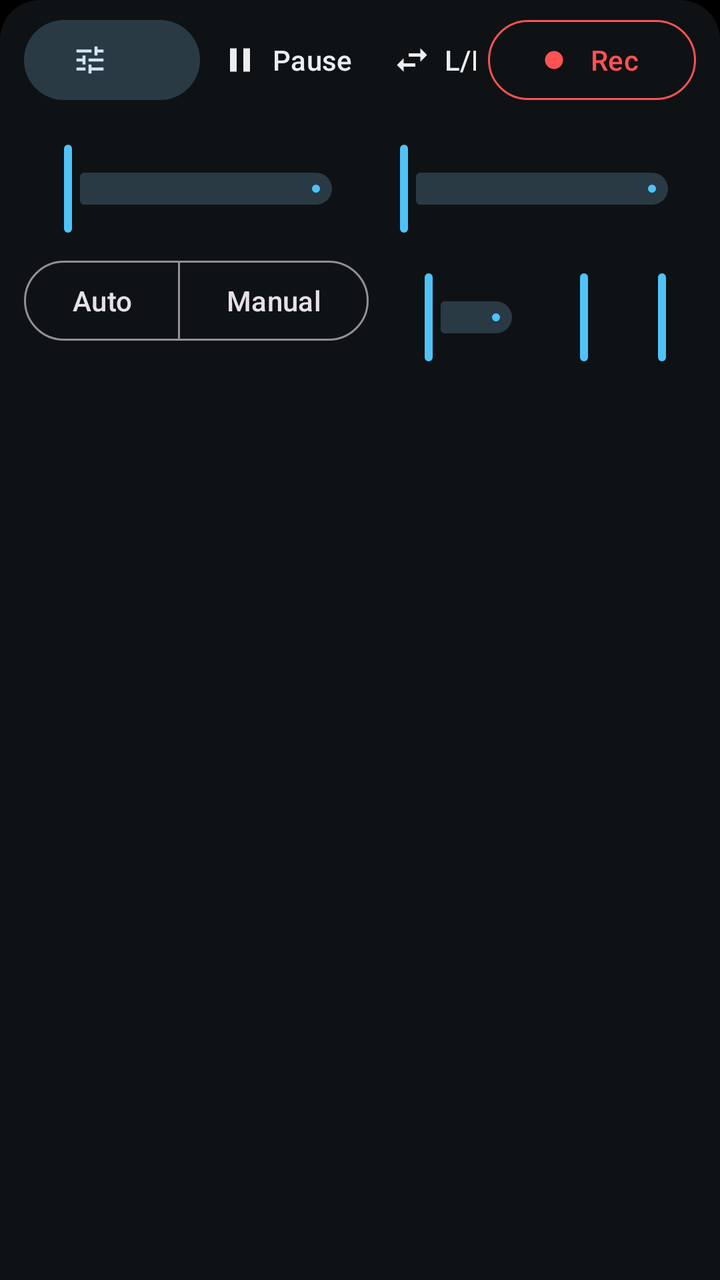
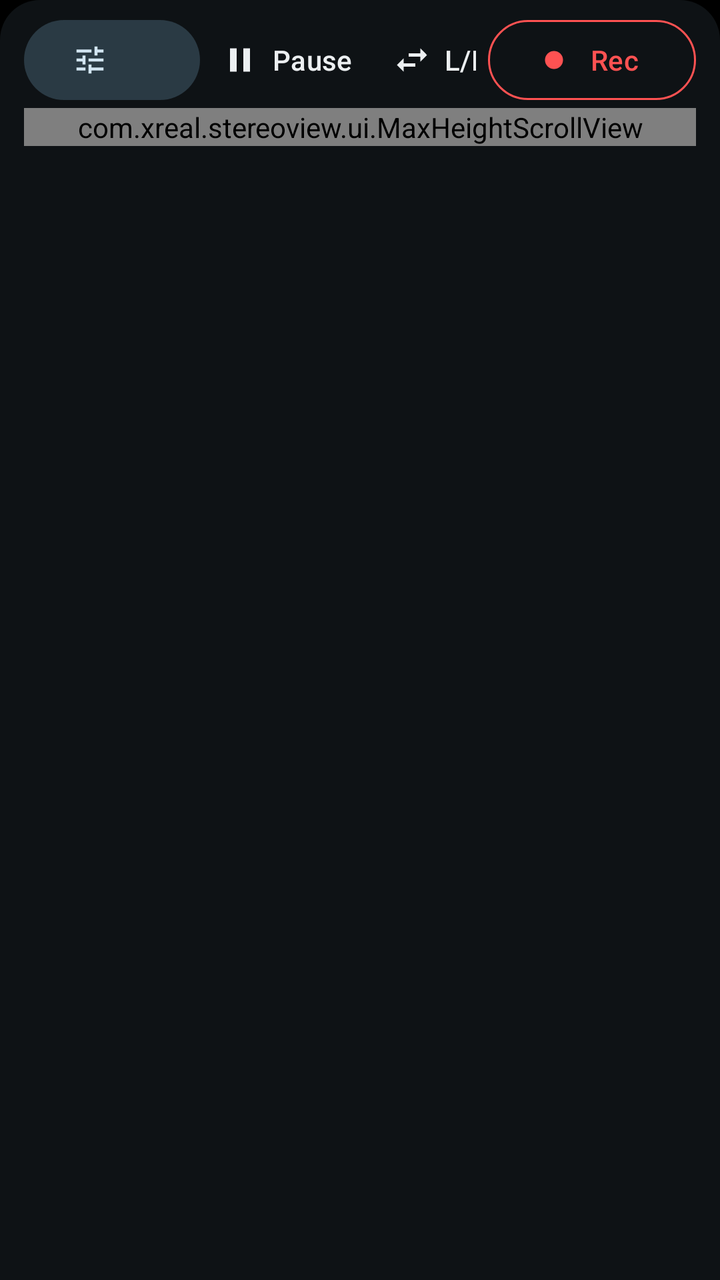

Compare the two renders of this Android layout. The source of the first and the diff that turns it into the second are given below.
<!-- AndroidManifest.xml: application theme Theme.StereoView -->
<!-- res/layout/overlay_controls.xml -->
<?xml version="1.0" encoding="utf-8"?>
<LinearLayout xmlns:android="http://schemas.android.com/apk/res/android"
    xmlns:app="http://schemas.android.com/apk/res-auto"
    android:layout_width="match_parent"
    android:layout_height="wrap_content"
    android:background="@drawable/bg_panel"
    android:orientation="vertical"
    android:paddingHorizontal="12dp"
    android:paddingTop="6dp"
    android:paddingBottom="6dp">

    
    <LinearLayout
        android:id="@+id/toolbarRow"
        android:layout_width="match_parent"
        android:layout_height="wrap_content"
        android:gravity="center_vertical"
        android:orientation="horizontal">

        <com.google.android.material.button.MaterialButton
            android:id="@+id/profileButton"
            style="@style/Widget.Material3.Button.TonalButton"
            android:layout_width="wrap_content"
            android:layout_height="wrap_content"
            android:maxWidth="220dp"
            android:ellipsize="end"
            android:maxLines="1"
            android:textAllCaps="false"
            app:icon="@drawable/ic_profile"
            app:iconSize="18dp" />

        
        <HorizontalScrollView
            android:id="@+id/actionsScroll"
            android:layout_width="0dp"
            android:layout_height="wrap_content"
            android:layout_weight="1"
            android:fillViewport="true"
            android:scrollbars="none">

            <LinearLayout
                android:id="@+id/actionsRow"
                android:layout_width="match_parent"
                android:layout_height="wrap_content"
                android:gravity="end|center_vertical"
                android:orientation="horizontal">

                <com.google.android.material.button.MaterialButton
                    android:id="@+id/playButton"
                    style="@style/Widget.StereoView.ToolButton"
                    android:layout_width="wrap_content"
                    android:layout_height="wrap_content"
                    android:text="@string/pause"
                    app:icon="@drawable/ic_pause" />

                <com.google.android.material.button.MaterialButton
                    android:id="@+id/swapButton"
                    style="@style/Widget.StereoView.ToolButton"
                    android:layout_width="wrap_content"
                    android:layout_height="wrap_content"
                    android:text="@string/swap"
                    app:icon="@drawable/ic_swap" />

                <com.google.android.material.button.MaterialButton
                    android:id="@+id/scaleButton"
                    style="@style/Widget.StereoView.ToolButton"
                    android:layout_width="wrap_content"
                    android:layout_height="wrap_content" />

                <com.google.android.material.button.MaterialButton
                    android:id="@+id/alignButton"
                    style="@style/Widget.StereoView.ToolButton"
                    android:layout_width="wrap_content"
                    android:layout_height="wrap_content"
                    android:text="@string/align"
                    app:icon="@drawable/ic_align" />

                <com.google.android.material.button.MaterialButton
                    android:id="@+id/hudButton"
                    style="@style/Widget.StereoView.ToolButton"
                    android:layout_width="wrap_content"
                    android:layout_height="wrap_content"
                    android:text="@string/hud" />

                <com.google.android.material.button.MaterialButton
                    android:id="@+id/infoButton"
                    style="@style/Widget.StereoView.ToolButton"
                    android:layout_width="wrap_content"
                    android:layout_height="wrap_content"
                    android:contentDescription="@string/info"
                    app:icon="@drawable/ic_info" />

                <com.google.android.material.button.MaterialButton
                    android:id="@+id/settingsButton"
                    style="@style/Widget.StereoView.ToolButton"
                    android:layout_width="wrap_content"
                    android:layout_height="wrap_content"
                    android:contentDescription="@string/settings"
                    app:icon="@drawable/ic_settings" />

                <com.google.android.material.button.MaterialButton
                    android:id="@+id/collapseButton"
                    style="@style/Widget.StereoView.ToolButton"
                    android:layout_width="wrap_content"
                    android:layout_height="wrap_content"
                    android:contentDescription="@string/collapse"
                    app:icon="@drawable/ic_expand_more" />
            </LinearLayout>
        </HorizontalScrollView>

        <com.google.android.material.button.MaterialButton
            android:id="@+id/recordButton"
            style="@style/Widget.Material3.Button.OutlinedButton"
            android:layout_width="wrap_content"
            android:layout_height="wrap_content"
            android:layout_marginStart="6dp"
            android:minWidth="104dp"
            android:text="@string/record"
            android:textColor="@color/record"
            app:icon="@drawable/ic_record"
            app:iconTint="@color/record"
            app:strokeColor="@color/record" />
    </LinearLayout>

    
    <FrameLayout
        android:id="@+id/portraitActions"
        android:layout_width="match_parent"
        android:layout_height="wrap_content"
        android:visibility="gone" />

    
    <LinearLayout
        android:id="@+id/sliders"
        android:layout_width="match_parent"
        android:layout_height="wrap_content"
        android:orientation="vertical">

        
        <LinearLayout
            android:id="@+id/stereoSlidersRow"
            android:layout_width="match_parent"
            android:layout_height="wrap_content"
            android:baselineAligned="false"
            android:orientation="horizontal">

            <LinearLayout
                android:layout_width="0dp"
                android:layout_height="wrap_content"
                android:layout_weight="1"
                android:orientation="vertical">

                <TextView
                    android:id="@+id/convergenceLabel"
                    android:layout_width="wrap_content"
                    android:layout_height="wrap_content"
                    android:layout_marginStart="16dp"
                    android:textAppearance="@style/TextAppearance.StereoView.Label" />

                <com.google.android.material.slider.Slider
                    android:id="@+id/convergenceSlider"
                    android:layout_width="match_parent"
                    android:layout_height="wrap_content"
                    android:stepSize="1"
                    android:valueFrom="-200"
                    android:valueTo="200"
                    app:labelBehavior="gone"
                    app:tickVisible="false" />
            </LinearLayout>

            <LinearLayout
                android:layout_width="0dp"
                android:layout_height="wrap_content"
                android:layout_weight="1"
                android:orientation="vertical">

                <TextView
                    android:id="@+id/depthLabel"
                    android:layout_width="wrap_content"
                    android:layout_height="wrap_content"
                    android:layout_marginStart="16dp"
                    android:textAppearance="@style/TextAppearance.StereoView.Label" />

                <com.google.android.material.slider.Slider
                    android:id="@+id/depthSlider"
                    android:layout_width="match_parent"
                    android:layout_height="wrap_content"
                    android:stepSize="1"
                    android:valueFrom="0"
                    android:valueTo="100"
                    app:labelBehavior="gone"
                    app:tickVisible="false" />
            </LinearLayout>
        </LinearLayout>

        <LinearLayout
            android:layout_width="match_parent"
            android:layout_height="wrap_content"
            android:baselineAligned="false"
            android:gravity="center_vertical"
            android:orientation="horizontal">

            <com.google.android.material.button.MaterialButton
                android:id="@+id/oakCameraButton"
                style="@style/Widget.Material3.Button.OutlinedButton"
                android:layout_width="wrap_content"
                android:layout_height="wrap_content"
                android:layout_marginEnd="4dp"
                android:minWidth="0dp"
                android:paddingStart="10dp"
                android:paddingEnd="10dp"
                android:text="All"
                android:textAllCaps="false"
                android:tooltipText="Which OAK camera the exposure controls set: all, cam0 (left), cam1 (right) or cam2 (color)"
                android:visibility="gone" />

            <com.google.android.material.button.MaterialButtonToggleGroup
                android:id="@+id/exposureModeGroup"
                android:layout_width="wrap_content"
                android:layout_height="wrap_content"
                android:layout_marginEnd="8dp"
                app:selectionRequired="true"
                app:singleSelection="true">

                <com.google.android.material.button.MaterialButton
                    android:id="@+id/exposureAutoButton"
                    style="@style/Widget.Material3.Button.OutlinedButton"
                    android:layout_width="wrap_content"
                    android:layout_height="wrap_content"
                    android:minWidth="0dp"
                    android:text="@string/exposure_auto"
                    android:textAllCaps="false" />

                <com.google.android.material.button.MaterialButton
                    android:id="@+id/exposureManualButton"
                    style="@style/Widget.Material3.Button.OutlinedButton"
                    android:layout_width="wrap_content"
                    android:layout_height="wrap_content"
                    android:minWidth="0dp"
                    android:text="@string/exposure_manual"
                    android:textAllCaps="false" />
            </com.google.android.material.button.MaterialButtonToggleGroup>

            <LinearLayout
                android:id="@+id/brightnessColumn"
                android:layout_width="0dp"
                android:layout_height="wrap_content"
                android:layout_weight="2"
                android:orientation="vertical">

                <TextView
                    android:id="@+id/brightnessLabel"
                    android:layout_width="wrap_content"
                    android:layout_height="wrap_content"
                    android:layout_marginStart="16dp"
                    android:textAppearance="@style/TextAppearance.StereoView.Label" />

                <com.google.android.material.slider.Slider
                    android:id="@+id/brightnessSlider"
                    android:layout_width="match_parent"
                    android:layout_height="wrap_content"
                    android:stepSize="1"
                    android:valueFrom="0"
                    android:valueTo="1"
                    app:labelBehavior="gone"
                    app:tickVisible="false" />
            </LinearLayout>

            <LinearLayout
                android:id="@+id/shutterColumn"
                android:layout_width="0dp"
                android:layout_height="wrap_content"
                android:layout_weight="1"
                android:orientation="vertical">

                <TextView
                    android:id="@+id/shutterLabel"
                    android:layout_width="wrap_content"
                    android:layout_height="wrap_content"
                    android:layout_marginStart="16dp"
                    android:textAppearance="@style/TextAppearance.StereoView.Label" />

                <com.google.android.material.slider.Slider
                    android:id="@+id/shutterSlider"
                    android:layout_width="match_parent"
                    android:layout_height="wrap_content"
                    android:stepSize="1"
                    android:valueFrom="0"
                    android:valueTo="1000"
                    app:labelBehavior="gone"
                    app:tickVisible="false" />
            </LinearLayout>

            <LinearLayout
                android:id="@+id/isoColumn"
                android:layout_width="0dp"
                android:layout_height="wrap_content"
                android:layout_weight="1"
                android:orientation="vertical">

                <TextView
                    android:id="@+id/isoLabel"
                    android:layout_width="wrap_content"
                    android:layout_height="wrap_content"
                    android:layout_marginStart="16dp"
                    android:textAppearance="@style/TextAppearance.StereoView.Label" />

                <com.google.android.material.slider.Slider
                    android:id="@+id/isoSlider"
                    android:layout_width="match_parent"
                    android:layout_height="wrap_content"
                    android:stepSize="1"
                    android:valueFrom="0"
                    android:valueTo="1000"
                    app:labelBehavior="gone"
                    app:tickVisible="false" />
            </LinearLayout>
        </LinearLayout>
    </LinearLayout>

    <TextView
        android:id="@+id/statusText"
        android:layout_width="match_parent"
        android:layout_height="wrap_content"
        android:layout_marginHorizontal="4dp"
        android:ellipsize="end"
        android:maxLines="2"
        android:textAppearance="@style/TextAppearance.Material3.BodySmall"
        android:textColor="@color/panel_text_secondary" />
</LinearLayout>
<!-- resources referenced by this layout -->
<resources>
  <color name="panel_text_secondary">#9FB0BA</color>
  <color name="record">#FF5252</color>
  <!-- drawable bg_panel (drawable) -->
  <shape xmlns:android="http://schemas.android.com/apk/res/android">
      <solid android:color="@color/panel_surface" />
      <corners android:topLeftRadius="20dp" android:topRightRadius="20dp" />
  </shape>
  <!-- drawable ic_align (drawable) -->
  <vector xmlns:android="http://schemas.android.com/apk/res/android"
      android:width="24dp"
      android:height="24dp"
      android:viewportWidth="24"
      android:viewportHeight="24">
      <path
          android:fillColor="#FFFFFFFF"
          android:pathData="M3,11h18v2H3zM11,3h2v4h-2zM11,17h2v4h-2z" />
  </vector>
  <!-- drawable ic_expand_more (drawable) -->
  <vector xmlns:android="http://schemas.android.com/apk/res/android"
      android:width="24dp"
      android:height="24dp"
      android:viewportWidth="24"
      android:viewportHeight="24">
      <path
          android:fillColor="#FFFFFFFF"
          android:pathData="M16.59,8.59L12,13.17 7.41,8.59 6,10l6,6 6,-6z" />
  </vector>
  <!-- drawable ic_info (drawable) -->
  <vector xmlns:android="http://schemas.android.com/apk/res/android"
      android:width="24dp"
      android:height="24dp"
      android:viewportWidth="24"
      android:viewportHeight="24">
      <path
          android:fillColor="#FFFFFFFF"
          android:pathData="M12,2C6.48,2 2,6.48 2,12s4.48,10 10,10 10,-4.48 10,-10S17.52,2 12,2zM13,17h-2v-6h2v6zM13,9h-2V7h2v2z" />
  </vector>
  <!-- drawable ic_pause (drawable) -->
  <vector xmlns:android="http://schemas.android.com/apk/res/android"
      android:width="24dp"
      android:height="24dp"
      android:viewportWidth="24"
      android:viewportHeight="24">
      <path
          android:fillColor="#FFFFFFFF"
          android:pathData="M6,19h4V5H6v14zM14,5v14h4V5h-4z" />
  </vector>
  <!-- drawable ic_profile (drawable) -->
  <vector xmlns:android="http://schemas.android.com/apk/res/android"
      android:width="24dp"
      android:height="24dp"
      android:viewportWidth="24"
      android:viewportHeight="24">
      <path
          android:fillColor="#FFFFFFFF"
          android:pathData="M3,17v2h6v-2H3zM3,5v2h10V5H3zM13,21v-2h8v-2h-8v-2h-2v6h2zM7,9v2H3v2h4v2h2V9H7zM21,13v-2H11v2h10zM15,9h2V7h4V5h-4V3h-2v6z" />
  </vector>
  <!-- drawable ic_record (drawable) -->
  <vector xmlns:android="http://schemas.android.com/apk/res/android"
      android:width="24dp"
      android:height="24dp"
      android:viewportWidth="24"
      android:viewportHeight="24">
      <path
          android:fillColor="#FFFFFFFF"
          android:pathData="M12,12m-6,0a6,6 0,1 1,12 0a6,6 0,1 1,-12 0" />
  </vector>
  <!-- drawable ic_swap (drawable) -->
  <vector xmlns:android="http://schemas.android.com/apk/res/android"
      android:width="24dp"
      android:height="24dp"
      android:viewportWidth="24"
      android:viewportHeight="24">
      <path
          android:fillColor="#FFFFFFFF"
          android:pathData="M6.99,11L3,15l3.99,4v-3H14v-2H6.99v-3zM21,9l-3.99,-4v3H10v2h7.01v3L21,9z" />
  </vector>
  <string name="align">Align</string>
  <string name="collapse">Collapse controls</string>
  <string name="exposure_auto">Auto</string>
  <string name="exposure_manual">Manual</string>
  <string name="hud">HUD</string>
  <string name="info">Info</string>
  <string name="pause">Pause</string>
  <string name="record">Rec</string>
  <string name="settings">Settings</string>
  <string name="swap">L/R</string>
  <style name="TextAppearance.StereoView.Label" parent="TextAppearance.Material3.LabelMedium">
          <item name="android:textColor">@color/panel_text_secondary</item>
      </style>
  <color name="panel_surface">#E6101418</color>
  <color name="panel_text">#ECEFF1</color>
  <color name="accent">#4FC3F7</color>
  <!-- unchanged entries left out for length: 3 -->
</resources>

<!-- the commit's change to res/layout/overlay_controls.xml (unified diff, before → after) -->
@@ -130,6 +130,13 @@
         android:visibility="gone" />
 
     
+    <com.xreal.stereoview.ui.MaxHeightScrollView
+        android:id="@+id/slidersScroll"
+        android:layout_width="match_parent"
+        android:layout_height="wrap_content"
+        android:fadeScrollbars="false"
+        android:scrollbarStyle="outsideOverlay">
+
     <LinearLayout
         android:id="@+id/sliders"
         android:layout_width="match_parent"
@@ -193,12 +200,21 @@
             </LinearLayout>
         </LinearLayout>
 
+        
         <LinearLayout
+            android:id="@+id/exposureRow"
             android:layout_width="match_parent"
             android:layout_height="wrap_content"
             android:baselineAligned="false"
             android:gravity="center_vertical"
             android:orientation="horizontal">
+
+            <LinearLayout
+                android:id="@+id/exposureButtons"
+                android:layout_width="wrap_content"
+                android:layout_height="wrap_content"
+                android:gravity="center_vertical"
+                android:orientation="horizontal">
 
             <com.google.android.material.button.MaterialButton
                 android:id="@+id/oakCameraButton"
@@ -240,6 +256,15 @@
                     android:text="@string/exposure_manual"
                     android:textAllCaps="false" />
             </com.google.android.material.button.MaterialButtonToggleGroup>
+            </LinearLayout>
+
+            <LinearLayout
+                android:id="@+id/exposureSliders"
+                android:layout_width="0dp"
+                android:layout_height="wrap_content"
+                android:layout_weight="1"
+                android:baselineAligned="false"
+                android:orientation="horizontal">
 
             <LinearLayout
                 android:id="@+id/brightnessColumn"
@@ -315,8 +340,10 @@
                     app:labelBehavior="gone"
                     app:tickVisible="false" />
             </LinearLayout>
+            </LinearLayout>
         </LinearLayout>
     </LinearLayout>
+    </com.xreal.stereoview.ui.MaxHeightScrollView>
 
     <TextView
         android:id="@+id/statusText"
